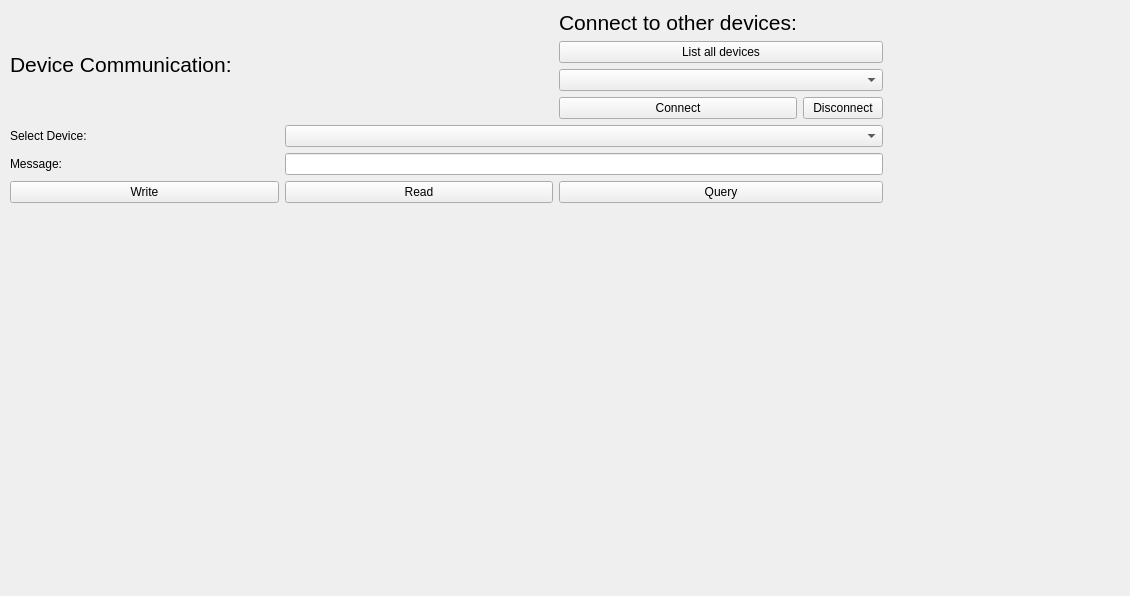
Old version of the form UniDAQ/QT_Designer_UI/DeviceCommunication.ui in the repository Chilldose/COMET.
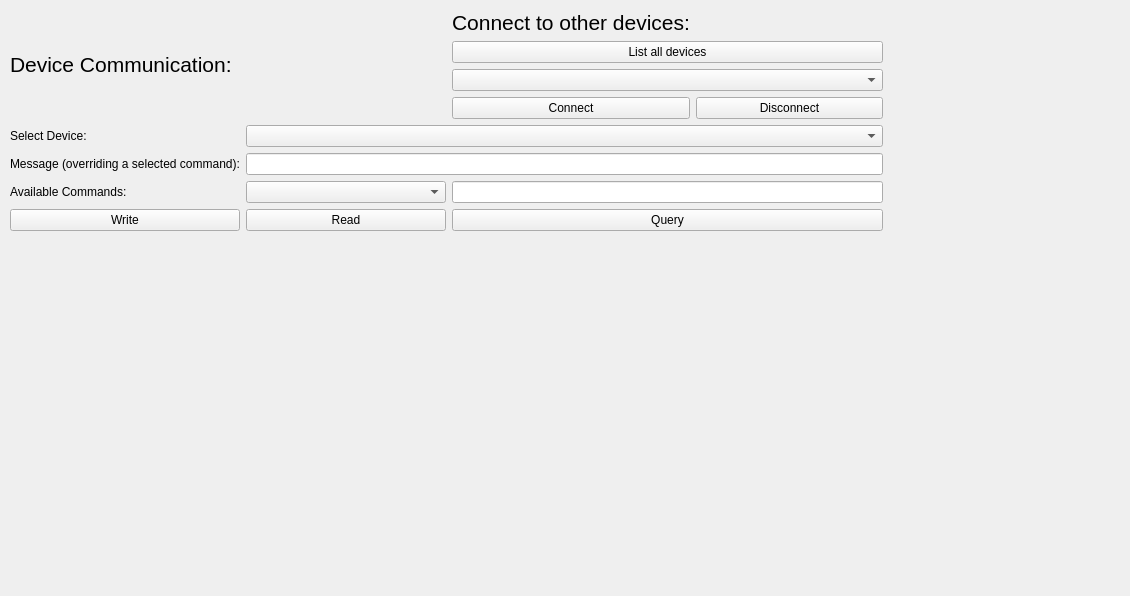
New version of the form.

Commit message: bug fix and single device communication added as well as a new device

Diff of the .ui file:
```diff
--- a/UniDAQ/QT_Designer_UI/DeviceCommunication.ui
+++ b/UniDAQ/QT_Designer_UI/DeviceCommunication.ui
@@ -24,9 +24,16 @@
    </property>
    <layout class="QGridLayout" name="gridLayout">
     <item row="3" column="1" colspan="2">
-     <widget class="QLineEdit" name="message_lineEdit"/>
+     <widget class="QLineEdit" name="message_lineEdit">
+      <property name="placeholderText">
+       <string/>
+      </property>
+      <property name="clearButtonEnabled">
+       <bool>true</bool>
+      </property>
+     </widget>
     </item>
-    <item row="4" column="0">
+    <item row="5" column="0">
      <widget class="QPushButton" name="send_Button">
       <property name="text">
        <string>Write</string>
@@ -36,11 +43,11 @@
     <item row="3" column="0">
      <widget class="QLabel" name="message_label">
       <property name="text">
-       <string>Message:</string>
+       <string>Message (overriding a selected command):</string>
       </property>
      </widget>
     </item>
-    <item row="5" column="0" colspan="3">
+    <item row="6" column="0" colspan="3">
      <widget class="QLabel" name="response_label">
       <property name="minimumSize">
        <size>
@@ -59,7 +66,7 @@
       </property>
      </widget>
     </item>
-    <item row="4" column="2">
+    <item row="5" column="2">
      <widget class="QPushButton" name="query_Button">
       <property name="text">
        <string>Query</string>
@@ -73,7 +80,7 @@
       </property>
      </widget>
     </item>
-    <item row="4" column="1">
+    <item row="5" column="1">
      <widget class="QPushButton" name="read_Button">
       <property name="text">
        <string>Read</string>
@@ -147,6 +154,26 @@
       </property>
      </widget>
     </item>
+    <item row="4" column="0">
+     <widget class="QLabel" name="label">
+      <property name="text">
+       <string>Available Commands:</string>
+      </property>
+     </widget>
+    </item>
+    <item row="4" column="1">
+     <widget class="QComboBox" name="commands_comboBox">
+      <property name="minimumSize">
+       <size>
+        <width>200</width>
+        <height>0</height>
+       </size>
+      </property>
+     </widget>
+    </item>
+    <item row="4" column="2">
+     <widget class="QLineEdit" name="value_lineEdit"/>
+    </item>
    </layout>
   </widget>
  </widget>
```
The commit also changes 5 other files.
